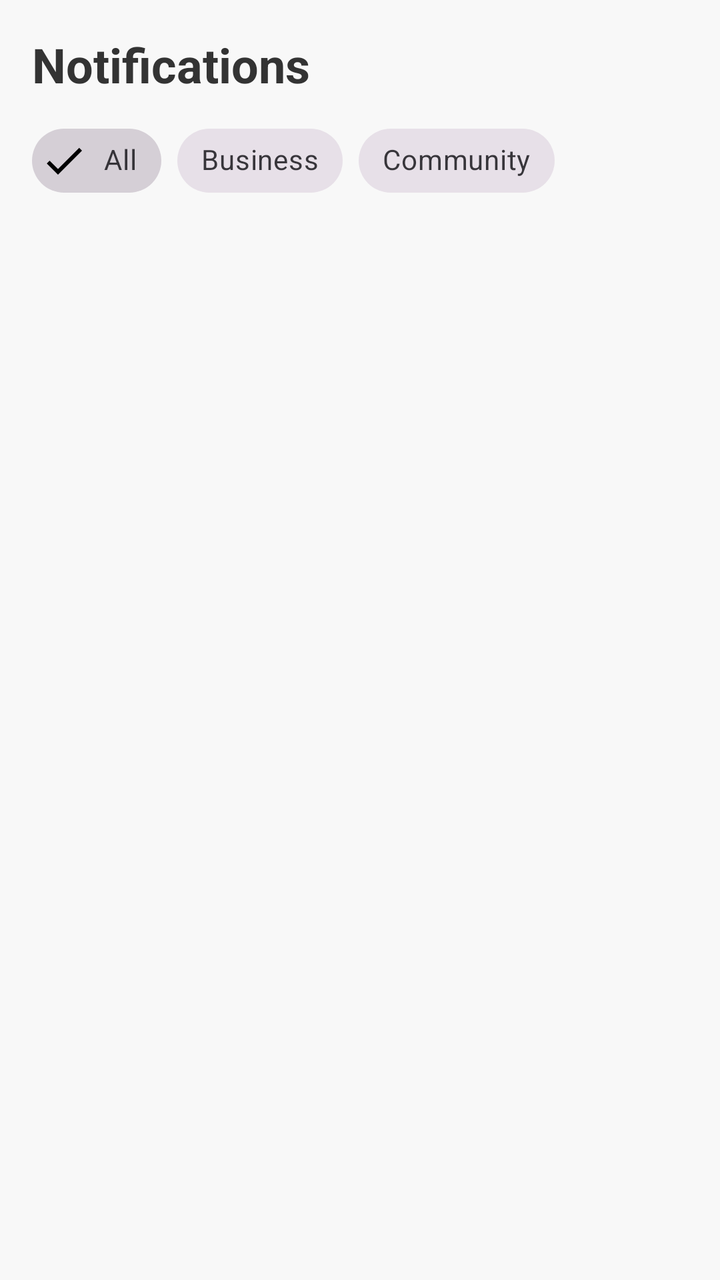
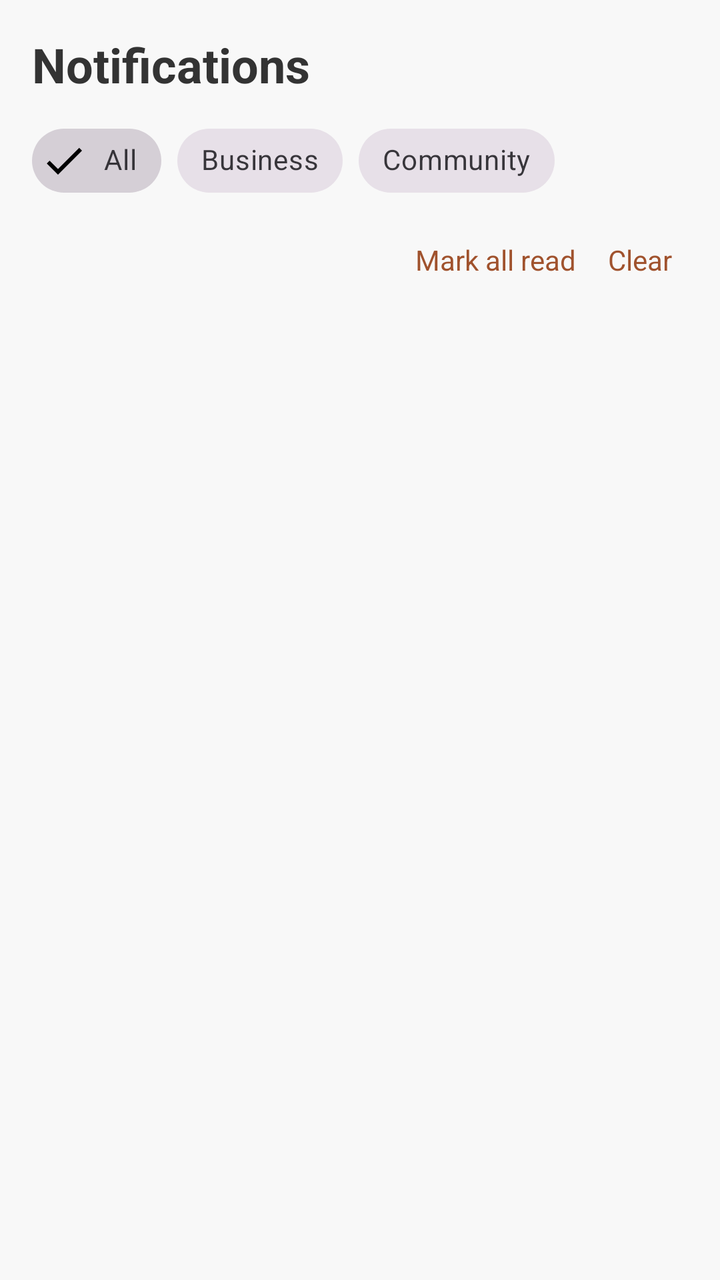

Two renders of the same Android screen: before a commit and after it. Below are the layout's source before the change and the commit's diff.
<!-- AndroidManifest.xml: application theme Theme.Csci3130Group1 -->
<!-- res/layout/fragment_notifications.xml -->
<?xml version="1.0" encoding="utf-8"?>
<LinearLayout xmlns:android="http://schemas.android.com/apk/res/android"
    xmlns:app="http://schemas.android.com/apk/res-auto"
    android:layout_width="match_parent"
    android:layout_height="match_parent"
    android:orientation="vertical"
    android:padding="16dp"
    android:background="@color/grey_light">

    <TextView
        android:id="@+id/notificationsHeader"
        android:layout_width="match_parent"
        android:layout_height="wrap_content"
        android:text="Notifications"
        android:textSize="24sp"
        android:textStyle="bold"
        android:textColor="@color/text_primary"
        android:paddingBottom="8dp" />

    <com.google.android.material.chip.ChipGroup
        android:id="@+id/notificationFilters"
        android:layout_width="match_parent"
        android:layout_height="wrap_content"
        app:singleSelection="true"
        app:selectionRequired="true"
        android:layout_marginBottom="8dp">

        <com.google.android.material.chip.Chip
            android:id="@+id/chip_all"
            style="@style/Widget.MaterialComponents.Chip.Filter"
            android:layout_width="wrap_content"
            android:layout_height="wrap_content"
            android:text="All"
            android:checked="true" />

        <com.google.android.material.chip.Chip
            android:id="@+id/chip_business"
            style="@style/Widget.MaterialComponents.Chip.Filter"
            android:layout_width="wrap_content"
            android:layout_height="wrap_content"
            android:text="Business" />

        <com.google.android.material.chip.Chip
            android:id="@+id/chip_community"
            style="@style/Widget.MaterialComponents.Chip.Filter"
            android:layout_width="wrap_content"
            android:layout_height="wrap_content"
            android:text="Community" />
    </com.google.android.material.chip.ChipGroup>

    <ListView
        android:id="@+id/notificationsList"
        android:layout_width="match_parent"
        android:layout_height="match_parent"
        android:divider="@android:color/transparent"
        android:dividerHeight="8dp"
        android:paddingTop="8dp" />

</LinearLayout>
<!-- resources referenced by this layout -->
<resources>
  <color name="grey_light">#F8F8F8</color>
  <color name="text_primary">#333333</color>
  <style name="Theme.Csci3130Group1" parent="Base.Theme.Csci3130Group1" />
  <style name="Base.Theme.Csci3130Group1" parent="Theme.Material3.DayNight.NoActionBar">
          
          
      </style>
</resources>

<!-- the commit's change to res/layout/fragment_notifications.xml (unified diff, before → after) -->
@@ -48,12 +48,39 @@
             android:text="Community" />
     </com.google.android.material.chip.ChipGroup>
 
-    <ListView
-        android:id="@+id/notificationsList"
+    
+    <LinearLayout
+        android:id="@+id/notificationActions"
         android:layout_width="match_parent"
-        android:layout_height="match_parent"
-        android:divider="@android:color/transparent"
-        android:dividerHeight="8dp"
+        android:layout_height="wrap_content"
+        android:orientation="horizontal"
+        android:gravity="end"
+        android:layout_marginBottom="8dp">
+
+        <TextView
+            android:id="@+id/btnMarkAllRead"
+            android:layout_width="wrap_content"
+            android:layout_height="wrap_content"
+            android:text="Mark all read"
+            android:textColor="@color/brown_primary"
+            android:textSize="14sp"
+            android:padding="8dp" />
+
+        <TextView
+            android:id="@+id/btnClear"
+            android:layout_width="wrap_content"
+            android:layout_height="wrap_content"
+            android:text="Clear"
+            android:textColor="@color/brown_primary"
+            android:textSize="14sp"
+            android:padding="8dp" />
+    </LinearLayout>
+
+    <androidx.recyclerview.widget.RecyclerView
+        android:id="@+id/notificationsRecycler"
+        android:layout_width="match_parent"
+        android:layout_height="0dp"
+        android:layout_weight="1"
         android:paddingTop="8dp" />
 
 </LinearLayout>
<!-- resource entries referenced after the edit -->
@@ -1,5 +1,6 @@
 <!-- resources referenced by this layout -->
 <resources>
+  <color name="brown_primary">#A0522D</color>
   <color name="grey_light">#F8F8F8</color>
   <color name="text_primary">#333333</color>
   <style name="Theme.Csci3130Group1" parent="Base.Theme.Csci3130Group1" />
